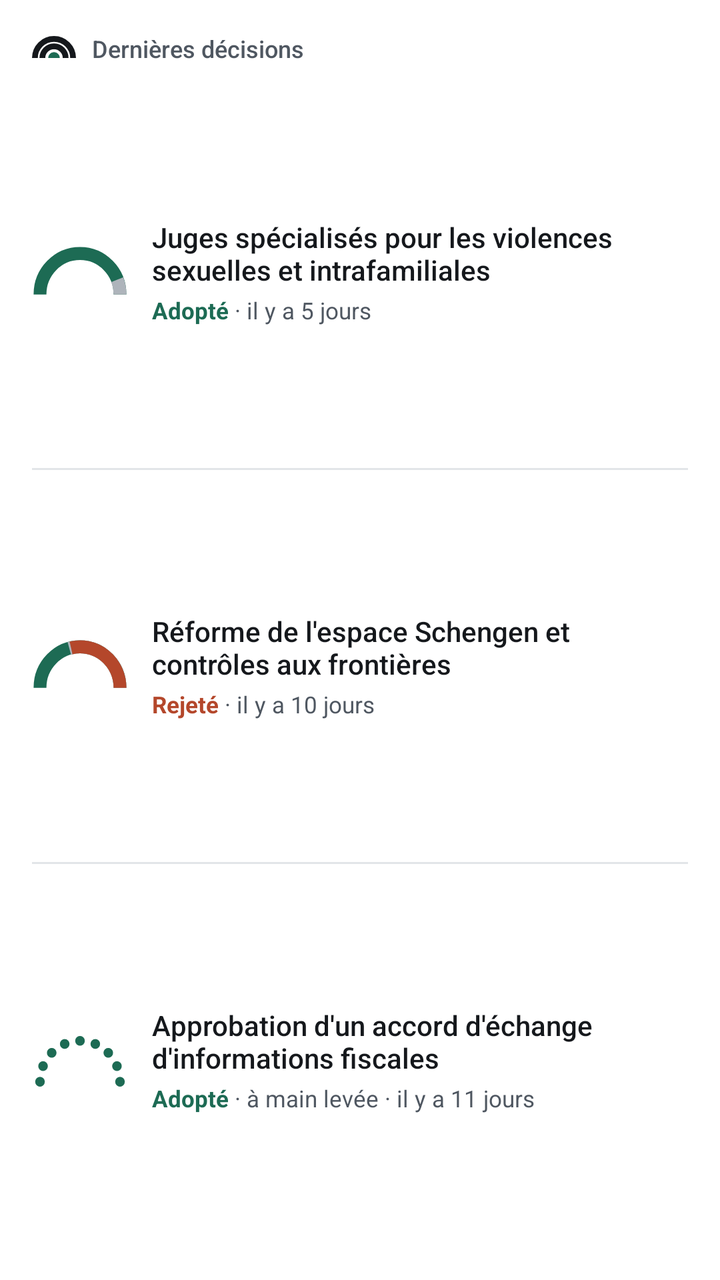
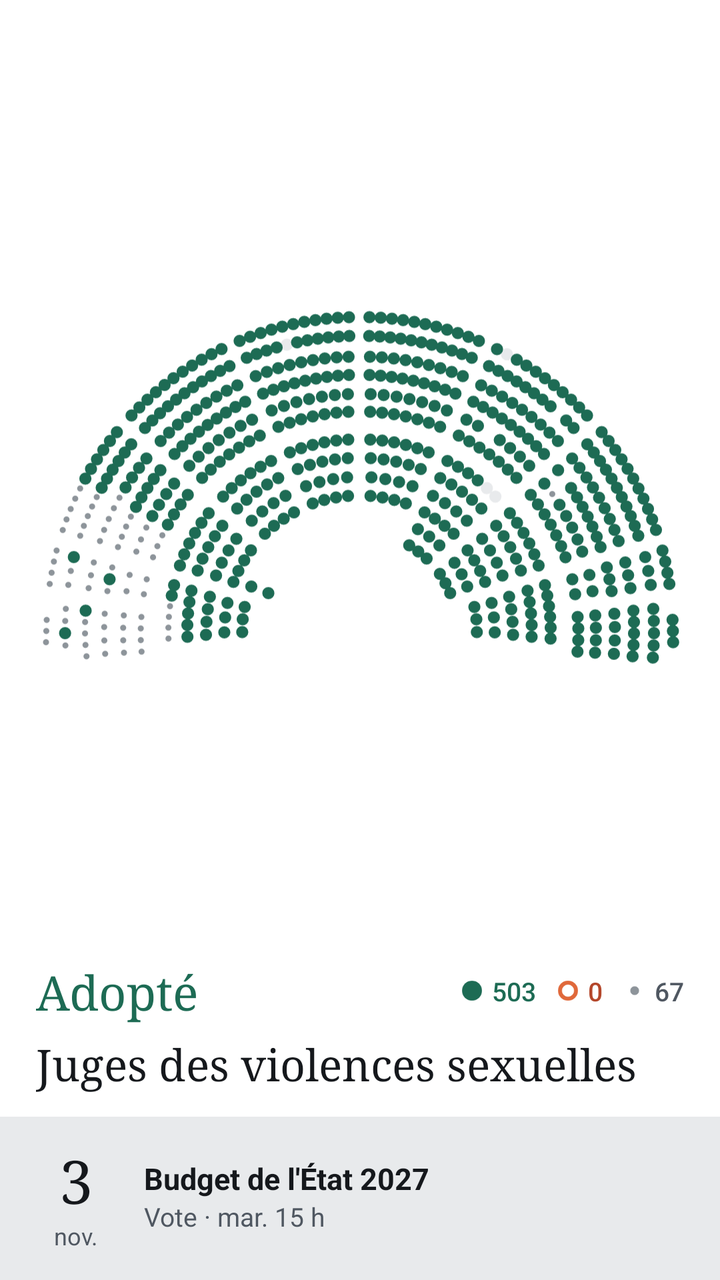

An Android layout rendered at two revisions. The XML below is the earlier revision; the diff shows what the commit changed to produce the second picture.
<!-- AndroidManifest.xml: fallback theme Theme.MaterialComponents.DayNight.NoActionBar -->
<!-- res/layout/decision_widget_large_preview.xml -->
<?xml version="1.0" encoding="utf-8"?>
<LinearLayout xmlns:android="http://schemas.android.com/apk/res/android"
    android:layout_width="match_parent"
    android:layout_height="match_parent"
    android:background="@drawable/decision_widget_preview_background"
    android:orientation="vertical"
    android:paddingHorizontal="16dp"
    android:paddingTop="16dp"
    android:paddingBottom="12dp">

    <LinearLayout
        android:layout_width="wrap_content"
        android:layout_height="wrap_content"
        android:layout_marginBottom="6dp"
        android:gravity="center_vertical"
        android:orientation="horizontal">

        
        <FrameLayout
            android:layout_width="22dp"
            android:layout_height="12dp"
            android:importantForAccessibility="no">

            <ImageView
                android:layout_width="match_parent"
                android:layout_height="match_parent"
                android:src="@drawable/ic_perchoir_arcs"
                android:tint="@color/decision_widget_primary" />

            <ImageView
                android:layout_width="match_parent"
                android:layout_height="match_parent"
                android:src="@drawable/ic_perchoir_seat"
                android:tint="@color/decision_widget_pour" />
        </FrameLayout>

        <TextView
            android:layout_width="wrap_content"
            android:layout_height="wrap_content"
            android:layout_marginStart="8dp"
            android:fontFamily="sans-serif-medium"
            android:text="Dernières décisions"
            android:textColor="@color/decision_widget_secondary"
            android:textSize="12sp" />
    </LinearLayout>

    <LinearLayout
        android:layout_width="match_parent"
        android:layout_height="0dp"
        android:layout_weight="1"
        android:gravity="center_vertical"
        android:orientation="horizontal">

        <ImageView
            android:layout_width="48dp"
            android:layout_height="27dp"
            android:importantForAccessibility="no"
            android:scaleType="fitXY"
            android:src="@drawable/decision_widget_preview_arc_adopte" />

        <LinearLayout
            android:layout_width="0dp"
            android:layout_height="wrap_content"
            android:layout_marginStart="12dp"
            android:layout_weight="1"
            android:orientation="vertical">

            <TextView
                android:layout_width="match_parent"
                android:layout_height="wrap_content"
                android:ellipsize="end"
                android:fontFamily="sans-serif-medium"
                android:maxLines="2"
                android:text="Juges spécialisés pour les violences sexuelles et intrafamiliales"
                android:textColor="@color/decision_widget_primary"
                android:textSize="14sp" />

            <LinearLayout
                android:layout_width="wrap_content"
                android:layout_height="wrap_content"
                android:layout_marginTop="3dp"
                android:orientation="horizontal">

                <TextView
                    android:layout_width="wrap_content"
                    android:layout_height="wrap_content"
                    android:text="Adopté"
                    android:textColor="@color/decision_widget_pour"
                    android:textSize="11.5sp"
                    android:textStyle="bold" />

                <TextView
                    android:layout_width="wrap_content"
                    android:layout_height="wrap_content"
                    android:maxLines="1"
                    android:text=" · il y a 5 jours"
                    android:textColor="@color/decision_widget_secondary"
                    android:textSize="11.5sp" />
            </LinearLayout>
        </LinearLayout>
    </LinearLayout>

    <ImageView
        android:layout_width="match_parent"
        android:layout_height="1dp"
        android:background="@color/decision_widget_rule"
        android:importantForAccessibility="no" />

    <LinearLayout
        android:layout_width="match_parent"
        android:layout_height="0dp"
        android:layout_weight="1"
        android:gravity="center_vertical"
        android:orientation="horizontal">

        <ImageView
            android:layout_width="48dp"
            android:layout_height="27dp"
            android:importantForAccessibility="no"
            android:scaleType="fitXY"
            android:src="@drawable/decision_widget_preview_arc_rejete" />

        <LinearLayout
            android:layout_width="0dp"
            android:layout_height="wrap_content"
            android:layout_marginStart="12dp"
            android:layout_weight="1"
            android:orientation="vertical">

            <TextView
                android:layout_width="match_parent"
                android:layout_height="wrap_content"
                android:ellipsize="end"
                android:fontFamily="sans-serif-medium"
                android:maxLines="2"
                android:text="Réforme de l'espace Schengen et contrôles aux frontières"
                android:textColor="@color/decision_widget_primary"
                android:textSize="14sp" />

            <LinearLayout
                android:layout_width="wrap_content"
                android:layout_height="wrap_content"
                android:layout_marginTop="3dp"
                android:orientation="horizontal">

                <TextView
                    android:layout_width="wrap_content"
                    android:layout_height="wrap_content"
                    android:text="Rejeté"
                    android:textColor="@color/decision_widget_contre"
                    android:textSize="11.5sp"
                    android:textStyle="bold" />

                <TextView
                    android:layout_width="wrap_content"
                    android:layout_height="wrap_content"
                    android:maxLines="1"
                    android:text=" · il y a 10 jours"
                    android:textColor="@color/decision_widget_secondary"
                    android:textSize="11.5sp" />
            </LinearLayout>
        </LinearLayout>
    </LinearLayout>

    <ImageView
        android:layout_width="match_parent"
        android:layout_height="1dp"
        android:background="@color/decision_widget_rule"
        android:importantForAccessibility="no" />

    <LinearLayout
        android:layout_width="match_parent"
        android:layout_height="0dp"
        android:layout_weight="1"
        android:gravity="center_vertical"
        android:orientation="horizontal">

        <ImageView
            android:layout_width="48dp"
            android:layout_height="27dp"
            android:importantForAccessibility="no"
            android:scaleType="fitXY"
            android:src="@drawable/decision_widget_preview_arc_main_levee" />

        <LinearLayout
            android:layout_width="0dp"
            android:layout_height="wrap_content"
            android:layout_marginStart="12dp"
            android:layout_weight="1"
            android:orientation="vertical">

            <TextView
                android:layout_width="match_parent"
                android:layout_height="wrap_content"
                android:ellipsize="end"
                android:fontFamily="sans-serif-medium"
                android:maxLines="2"
                android:text="Approbation d'un accord d'échange d'informations fiscales"
                android:textColor="@color/decision_widget_primary"
                android:textSize="14sp" />

            <LinearLayout
                android:layout_width="wrap_content"
                android:layout_height="wrap_content"
                android:layout_marginTop="3dp"
                android:orientation="horizontal">

                <TextView
                    android:layout_width="wrap_content"
                    android:layout_height="wrap_content"
                    android:text="Adopté"
                    android:textColor="@color/decision_widget_pour"
                    android:textSize="11.5sp"
                    android:textStyle="bold" />

                <TextView
                    android:layout_width="wrap_content"
                    android:layout_height="wrap_content"
                    android:maxLines="1"
                    android:text=" · à main levée · il y a 11 jours"
                    android:textColor="@color/decision_widget_secondary"
                    android:textSize="11.5sp" />
            </LinearLayout>
        </LinearLayout>
    </LinearLayout>
</LinearLayout>
<!-- resources referenced by this layout -->
<resources>
  <color name="decision_widget_contre">#FFB4472B</color>
  <color name="decision_widget_pour">#FF1D6B54</color>
  <color name="decision_widget_primary">#FF15181C</color>
  <color name="decision_widget_rule">#FFE2E5E8</color>
  <color name="decision_widget_secondary">#FF4F5761</color>
  <!-- drawable decision_widget_preview_arc_adopte (drawable) -->
  <?xml version="1.0" encoding="utf-8"?>
  <vector xmlns:android="http://schemas.android.com/apk/res/android"
      android:width="120dp"
      android:height="66dp"
      android:viewportWidth="120"
      android:viewportHeight="66">
      <path
          android:pathData="M10.00,60.00 A50,50 0 0,1 110.00,60.00"
          android:strokeColor="@color/decision_widget_pour"
          android:strokeWidth="16" />
      <path
          android:pathData="M106.63,41.95 A50,50 0 0,1 110.00,60.00"
          android:strokeColor="@color/decision_widget_abstention"
          android:strokeWidth="16" />
  </vector>
  <!-- drawable decision_widget_preview_arc_main_levee (drawable) -->
  <?xml version="1.0" encoding="utf-8"?>
  <vector xmlns:android="http://schemas.android.com/apk/res/android"
      android:width="120dp"
      android:height="66dp"
      android:viewportWidth="120"
      android:viewportHeight="66">
      <path
          android:fillColor="@color/decision_widget_pour"
          android:pathData="M4.00,60.00a6,6 0,1 0,12,0a6,6 0,1 0,-12,0zM7.81,40.87a6,6 0,1 0,12,0a6,6 0,1 0,-12,0zM18.64,24.64a6,6 0,1 0,12,0a6,6 0,1 0,-12,0zM34.87,13.81a6,6 0,1 0,12,0a6,6 0,1 0,-12,0zM54.00,10.00a6,6 0,1 0,12,0a6,6 0,1 0,-12,0zM73.13,13.81a6,6 0,1 0,12,0a6,6 0,1 0,-12,0zM89.36,24.64a6,6 0,1 0,12,0a6,6 0,1 0,-12,0zM100.19,40.87a6,6 0,1 0,12,0a6,6 0,1 0,-12,0zM104.00,60.00a6,6 0,1 0,12,0a6,6 0,1 0,-12,0z" />
  </vector>
  <!-- drawable decision_widget_preview_arc_rejete (drawable) -->
  <?xml version="1.0" encoding="utf-8"?>
  <vector xmlns:android="http://schemas.android.com/apk/res/android"
      android:width="120dp"
      android:height="66dp"
      android:viewportWidth="120"
      android:viewportHeight="66">
      <path
          android:pathData="M10.00,60.00 A50,50 0 0,1 110.00,60.00"
          android:strokeColor="@color/decision_widget_pour"
          android:strokeWidth="16" />
      <path
          android:pathData="M46.62,11.82 A50,50 0 0,1 110.00,60.00"
          android:strokeColor="@color/decision_widget_abstention"
          android:strokeWidth="16" />
      <path
          android:pathData="M48.81,11.27 A50,50 0 0,1 110.00,60.00"
          android:strokeColor="@color/decision_widget_contre"
          android:strokeWidth="16" />
  </vector>
  <!-- drawable ic_perchoir_arcs (drawable) -->
  <?xml version="1.0" encoding="utf-8"?>
  <vector xmlns:android="http://schemas.android.com/apk/res/android"
      android:width="22dp"
      android:height="12dp"
      android:viewportWidth="106"
      android:viewportHeight="58">
      <group
          android:translateX="-7"
          android:translateY="-33">
          <path
              android:pathData="M14,86 A46,46 0 0,1 106,86"
              android:strokeColor="#FF15181C"
              android:strokeLineCap="butt"
              android:strokeWidth="14" />
          <path
              android:pathData="M32,86 A28,28 0 0,1 88,86"
              android:strokeColor="#FF15181C"
              android:strokeLineCap="butt"
              android:strokeWidth="14" />
      </group>
  </vector>
  <!-- drawable ic_perchoir_seat (drawable) -->
  <?xml version="1.0" encoding="utf-8"?>
  <vector xmlns:android="http://schemas.android.com/apk/res/android"
      android:width="22dp"
      android:height="12dp"
      android:viewportWidth="106"
      android:viewportHeight="58">
      <group
          android:translateX="-7"
          android:translateY="-33">
          <path
              android:fillColor="#FF1D6B54"
              android:pathData="M46,86 A14,14 0 0,1 74,86 Z" />
      </group>
  </vector>
  <color name="decision_widget_abstention">#FFAEB4BB</color>
  <color name="decision_widget_background">#FFFFFFFF</color>
  <!-- unchanged entries left out for length: 1 -->
</resources>

<!-- the commit's change to res/layout/decision_widget_large_preview.xml (unified diff, before → after) -->
@@ -3,224 +3,153 @@
     android:layout_width="match_parent"
     android:layout_height="match_parent"
     android:background="@drawable/decision_widget_preview_background"
-    android:orientation="vertical"
-    android:paddingHorizontal="16dp"
-    android:paddingTop="16dp"
-    android:paddingBottom="12dp">
-
-    <LinearLayout
-        android:layout_width="wrap_content"
-        android:layout_height="wrap_content"
-        android:layout_marginBottom="6dp"
-        android:gravity="center_vertical"
-        android:orientation="horizontal">
-
-        
-        <FrameLayout
-            android:layout_width="22dp"
-            android:layout_height="12dp"
-            android:importantForAccessibility="no">
-
-            <ImageView
-                android:layout_width="match_parent"
-                android:layout_height="match_parent"
-                android:src="@drawable/ic_perchoir_arcs"
-                android:tint="@color/decision_widget_primary" />
-
-            <ImageView
-                android:layout_width="match_parent"
-                android:layout_height="match_parent"
-                android:src="@drawable/ic_perchoir_seat"
-                android:tint="@color/decision_widget_pour" />
-        </FrameLayout>
-
-        <TextView
-            android:layout_width="wrap_content"
-            android:layout_height="wrap_content"
-            android:layout_marginStart="8dp"
-            android:fontFamily="sans-serif-medium"
-            android:text="Dernières décisions"
-            android:textColor="@color/decision_widget_secondary"
-            android:textSize="12sp" />
-    </LinearLayout>
+    android:orientation="vertical">
 
     <LinearLayout
         android:layout_width="match_parent"
         android:layout_height="0dp"
         android:layout_weight="1"
-        android:gravity="center_vertical"
-        android:orientation="horizontal">
+        android:orientation="vertical"
+        android:paddingHorizontal="18dp"
+        android:paddingTop="18dp"
+        android:paddingBottom="12dp">
 
         <ImageView
-            android:layout_width="48dp"
-            android:layout_height="27dp"
+            android:layout_width="match_parent"
+            android:layout_height="0dp"
+            android:layout_weight="1"
+            android:adjustViewBounds="true"
             android:importantForAccessibility="no"
-            android:scaleType="fitXY"
-            android:src="@drawable/decision_widget_preview_arc_adopte" />
+            android:scaleType="fitCenter"
+            android:src="@drawable/decision_widget_preview_hemicycle" />
 
         <LinearLayout
-            android:layout_width="0dp"
+            android:layout_width="match_parent"
             android:layout_height="wrap_content"
-            android:layout_marginStart="12dp"
-            android:layout_weight="1"
-            android:orientation="vertical">
+            android:layout_marginTop="10dp"
+            android:gravity="center_vertical"
+            android:orientation="horizontal">
 
             <TextView
-                android:layout_width="match_parent"
+                android:layout_width="0dp"
                 android:layout_height="wrap_content"
-                android:ellipsize="end"
-                android:fontFamily="sans-serif-medium"
-                android:maxLines="2"
-                android:text="Juges spécialisés pour les violences sexuelles et intrafamiliales"
-                android:textColor="@color/decision_widget_primary"
-                android:textSize="14sp" />
+                android:layout_weight="1"
+                android:fontFamily="serif"
+                android:text="Adopté"
+                android:textColor="@color/decision_widget_pour"
+                android:textSize="24sp" />
 
             <LinearLayout
                 android:layout_width="wrap_content"
                 android:layout_height="wrap_content"
-                android:layout_marginTop="3dp"
+                android:gravity="center_vertical"
+                android:importantForAccessibility="no"
                 android:orientation="horizontal">
 
                 <TextView
                     android:layout_width="wrap_content"
                     android:layout_height="wrap_content"
-                    android:text="Adopté"
+                    android:drawableStart="@drawable/widget_glyph_pour"
+                    android:drawablePadding="4dp"
+                    android:drawableTint="@color/decision_widget_vote_pour"
+                    android:fontFamily="sans-serif-medium"
+                    android:text="503"
                     android:textColor="@color/decision_widget_pour"
-                    android:textSize="11.5sp"
-                    android:textStyle="bold" />
+                    android:textSize="13sp" />
 
                 <TextView
                     android:layout_width="wrap_content"
                     android:layout_height="wrap_content"
-                    android:maxLines="1"
-                    android:text=" · il y a 5 jours"
+                    android:layout_marginStart="10dp"
+                    android:drawableStart="@drawable/widget_glyph_contre"
+                    android:drawablePadding="4dp"
+                    android:drawableTint="@color/decision_widget_vote_contre"
+                    android:fontFamily="sans-serif-medium"
+                    android:text="0"
+                    android:textColor="@color/decision_widget_contre"
+                    android:textSize="13sp" />
+
+                <TextView
+                    android:layout_width="wrap_content"
+                    android:layout_height="wrap_content"
+                    android:layout_marginStart="10dp"
+                    android:drawableStart="@drawable/widget_glyph_abstention"
+                    android:drawablePadding="4dp"
+                    android:drawableTint="@color/decision_widget_vote_abstention"
+                    android:fontFamily="sans-serif-medium"
+                    android:text="67"
                     android:textColor="@color/decision_widget_secondary"
-                    android:textSize="11.5sp" />
+                    android:textSize="13sp" />
             </LinearLayout>
         </LinearLayout>
+
+        <TextView
+            android:layout_width="match_parent"
+            android:layout_height="wrap_content"
+            android:layout_marginTop="6dp"
+            android:ellipsize="end"
+            android:fontFamily="serif"
+            android:maxLines="2"
+            android:text="Juges des violences sexuelles"
+            android:textColor="@color/decision_widget_primary"
+            android:textSize="22sp" />
     </LinearLayout>
-
-    <ImageView
-        android:layout_width="match_parent"
-        android:layout_height="1dp"
-        android:background="@color/decision_widget_rule"
-        android:importantForAccessibility="no" />
 
     <LinearLayout
         android:layout_width="match_parent"
-        android:layout_height="0dp"
-        android:layout_weight="1"
+        android:layout_height="wrap_content"
+        android:background="@color/decision_widget_raised"
         android:gravity="center_vertical"
-        android:orientation="horizontal">
+        android:orientation="horizontal"
+        android:paddingHorizontal="18dp"
+        android:paddingTop="12dp"
+        android:paddingBottom="14dp">
 
-        <ImageView
-            android:layout_width="48dp"
-            android:layout_height="27dp"
-            android:importantForAccessibility="no"
-            android:scaleType="fitXY"
-            android:src="@drawable/decision_widget_preview_arc_rejete" />
+        <LinearLayout
+            android:layout_width="40dp"
+            android:layout_height="wrap_content"
+            android:gravity="center_horizontal"
+            android:orientation="vertical">
+
+            <TextView
+                android:layout_width="wrap_content"
+                android:layout_height="wrap_content"
+                android:fontFamily="serif"
+                android:text="3"
+                android:textColor="@color/decision_widget_primary"
+                android:textSize="30sp" />
+
+            <TextView
+                android:layout_width="wrap_content"
+                android:layout_height="wrap_content"
+                android:text="nov."
+                android:textColor="@color/decision_widget_secondary"
+                android:textSize="12sp" />
+        </LinearLayout>
 
         <LinearLayout
             android:layout_width="0dp"
             android:layout_height="wrap_content"
-            android:layout_marginStart="12dp"
+            android:layout_marginStart="14dp"
             android:layout_weight="1"
             android:orientation="vertical">
 
             <TextView
-                android:layout_width="match_parent"
-                android:layout_height="wrap_content"
-                android:ellipsize="end"
-                android:fontFamily="sans-serif-medium"
-                android:maxLines="2"
-                android:text="Réforme de l'espace Schengen et contrôles aux frontières"
-                android:textColor="@color/decision_widget_primary"
-                android:textSize="14sp" />
-
-            <LinearLayout
                 android:layout_width="wrap_content"
                 android:layout_height="wrap_content"
-                android:layout_marginTop="3dp"
-                android:orientation="horizontal">
-
-                <TextView
-                    android:layout_width="wrap_content"
-                    android:layout_height="wrap_content"
-                    android:text="Rejeté"
-                    android:textColor="@color/decision_widget_contre"
-                    android:textSize="11.5sp"
-                    android:textStyle="bold" />
-
-                <TextView
-                    android:layout_width="wrap_content"
-                    android:layout_height="wrap_content"
-                    android:maxLines="1"
-                    android:text=" · il y a 10 jours"
-                    android:textColor="@color/decision_widget_secondary"
-                    android:textSize="11.5sp" />
-            </LinearLayout>
-        </LinearLayout>
-    </LinearLayout>
-
-    <ImageView
-        android:layout_width="match_parent"
-        android:layout_height="1dp"
-        android:background="@color/decision_widget_rule"
-        android:importantForAccessibility="no" />
-
-    <LinearLayout
-        android:layout_width="match_parent"
-        android:layout_height="0dp"
-        android:layout_weight="1"
-        android:gravity="center_vertical"
-        android:orientation="horizontal">
-
-        <ImageView
-            android:layout_width="48dp"
-            android:layout_height="27dp"
-            android:importantForAccessibility="no"
-            android:scaleType="fitXY"
-            android:src="@drawable/decision_widget_preview_arc_main_levee" />
-
-        <LinearLayout
-            android:layout_width="0dp"
-            android:layout_height="wrap_content"
-            android:layout_marginStart="12dp"
-            android:layout_weight="1"
-            android:orientation="vertical">
+                android:fontFamily="sans-serif"
+                android:maxLines="1"
+                android:text="Budget de l\'État 2027"
+                android:textColor="@color/decision_widget_primary"
+                android:textSize="15sp"
+                android:textStyle="bold" />
 
             <TextView
-                android:layout_width="match_parent"
-                android:layout_height="wrap_content"
-                android:ellipsize="end"
-                android:fontFamily="sans-serif-medium"
-                android:maxLines="2"
-                android:text="Approbation d'un accord d'échange d'informations fiscales"
-                android:textColor="@color/decision_widget_primary"
-                android:textSize="14sp" />
-
-            <LinearLayout
                 android:layout_width="wrap_content"
                 android:layout_height="wrap_content"
-                android:layout_marginTop="3dp"
-                android:orientation="horizontal">
-
-                <TextView
-                    android:layout_width="wrap_content"
-                    android:layout_height="wrap_content"
-                    android:text="Adopté"
-                    android:textColor="@color/decision_widget_pour"
-                    android:textSize="11.5sp"
-                    android:textStyle="bold" />
-
-                <TextView
-                    android:layout_width="wrap_content"
-                    android:layout_height="wrap_content"
-                    android:maxLines="1"
-                    android:text=" · à main levée · il y a 11 jours"
-                    android:textColor="@color/decision_widget_secondary"
-                    android:textSize="11.5sp" />
-            </LinearLayout>
+                android:text="Vote · mar. 15 h"
+                android:textColor="@color/decision_widget_secondary"
+                android:textSize="13sp" />
         </LinearLayout>
     </LinearLayout>
 </LinearLayout>
<!-- resource entries referenced after the edit -->
@@ -3,93 +3,39 @@
   <color name="decision_widget_contre">#FFB4472B</color>
   <color name="decision_widget_pour">#FF1D6B54</color>
   <color name="decision_widget_primary">#FF15181C</color>
-  <color name="decision_widget_rule">#FFE2E5E8</color>
+  <color name="decision_widget_raised">#FFE8EAEC</color>
   <color name="decision_widget_secondary">#FF4F5761</color>
-  <!-- drawable decision_widget_preview_arc_adopte (drawable) -->
+  <color name="decision_widget_vote_abstention">#FF8D949A</color>
+  <color name="decision_widget_vote_contre">#FFE0683A</color>
+  <color name="decision_widget_vote_pour">#FF1D6B54</color>
+  <!-- drawable decision_widget_preview_hemicycle: vector/xml drawable (drawable, 34006 chars, omitted) -->
+  <!-- drawable widget_glyph_abstention (drawable) -->
   <?xml version="1.0" encoding="utf-8"?>
   <vector xmlns:android="http://schemas.android.com/apk/res/android"
-      android:width="120dp"
-      android:height="66dp"
-      android:viewportWidth="120"
-      android:viewportHeight="66">
-      <path
-          android:pathData="M10.00,60.00 A50,50 0 0,1 110.00,60.00"
-          android:strokeColor="@color/decision_widget_pour"
-          android:strokeWidth="16" />
-      <path
-          android:pathData="M106.63,41.95 A50,50 0 0,1 110.00,60.00"
-          android:strokeColor="@color/decision_widget_abstention"
-          android:strokeWidth="16" />
+      android:width="12dp"
+      android:height="12dp"
+      android:viewportWidth="12"
+      android:viewportHeight="12">
+      <path android:fillColor="#FFFFFFFF" android:pathData="M3.8,6 a2.2,2.2 0 1,0 4.4,0 a2.2,2.2 0 1,0 -4.4,0" />
   </vector>
-  <!-- drawable decision_widget_preview_arc_main_levee (drawable) -->
+  <!-- drawable widget_glyph_contre (drawable) -->
   <?xml version="1.0" encoding="utf-8"?>
   <vector xmlns:android="http://schemas.android.com/apk/res/android"
-      android:width="120dp"
-      android:height="66dp"
-      android:viewportWidth="120"
-      android:viewportHeight="66">
-      <path
-          android:fillColor="@color/decision_widget_pour"
-          android:pathData="M4.00,60.00a6,6 0,1 0,12,0a6,6 0,1 0,-12,0zM7.81,40.87a6,6 0,1 0,12,0a6,6 0,1 0,-12,0zM18.64,24.64a6,6 0,1 0,12,0a6,6 0,1 0,-12,0zM34.87,13.81a6,6 0,1 0,12,0a6,6 0,1 0,-12,0zM54.00,10.00a6,6 0,1 0,12,0a6,6 0,1 0,-12,0zM73.13,13.81a6,6 0,1 0,12,0a6,6 0,1 0,-12,0zM89.36,24.64a6,6 0,1 0,12,0a6,6 0,1 0,-12,0zM100.19,40.87a6,6 0,1 0,12,0a6,6 0,1 0,-12,0zM104.00,60.00a6,6 0,1 0,12,0a6,6 0,1 0,-12,0z" />
+      android:width="12dp"
+      android:height="12dp"
+      android:viewportWidth="12"
+      android:viewportHeight="12">
+      <path android:strokeColor="#FFFFFFFF" android:strokeWidth="2" android:pathData="M2,6 a4,4 0 1,0 8,0 a4,4 0 1,0 -8,0" />
   </vector>
-  <!-- drawable decision_widget_preview_arc_rejete (drawable) -->
+  <!-- drawable widget_glyph_pour (drawable) -->
   <?xml version="1.0" encoding="utf-8"?>
   <vector xmlns:android="http://schemas.android.com/apk/res/android"
-      android:width="120dp"
-      android:height="66dp"
-      android:viewportWidth="120"
-      android:viewportHeight="66">
-      <path
-          android:pathData="M10.00,60.00 A50,50 0 0,1 110.00,60.00"
-          android:strokeColor="@color/decision_widget_pour"
-          android:strokeWidth="16" />
-      <path
-          android:pathData="M46.62,11.82 A50,50 0 0,1 110.00,60.00"
-          android:strokeColor="@color/decision_widget_abstention"
-          android:strokeWidth="16" />
-      <path
-          android:pathData="M48.81,11.27 A50,50 0 0,1 110.00,60.00"
-          android:strokeColor="@color/decision_widget_contre"
-          android:strokeWidth="16" />
+      android:width="12dp"
+      android:height="12dp"
+      android:viewportWidth="12"
+      android:viewportHeight="12">
+      <path android:fillColor="#FFFFFFFF" android:pathData="M1,6 a5,5 0 1,0 10,0 a5,5 0 1,0 -10,0" />
   </vector>
-  <!-- drawable ic_perchoir_arcs (drawable) -->
-  <?xml version="1.0" encoding="utf-8"?>
-  <vector xmlns:android="http://schemas.android.com/apk/res/android"
-      android:width="22dp"
-      android:height="12dp"
-      android:viewportWidth="106"
-      android:viewportHeight="58">
-      <group
-          android:translateX="-7"
-          android:translateY="-33">
-          <path
-              android:pathData="M14,86 A46,46 0 0,1 106,86"
-              android:strokeColor="#FF15181C"
-              android:strokeLineCap="butt"
-              android:strokeWidth="14" />
-          <path
-              android:pathData="M32,86 A28,28 0 0,1 88,86"
-              android:strokeColor="#FF15181C"
-              android:strokeLineCap="butt"
-              android:strokeWidth="14" />
-      </group>
-  </vector>
-  <!-- drawable ic_perchoir_seat (drawable) -->
-  <?xml version="1.0" encoding="utf-8"?>
-  <vector xmlns:android="http://schemas.android.com/apk/res/android"
-      android:width="22dp"
-      android:height="12dp"
-      android:viewportWidth="106"
-      android:viewportHeight="58">
-      <group
-          android:translateX="-7"
-          android:translateY="-33">
-          <path
-              android:fillColor="#FF1D6B54"
-              android:pathData="M46,86 A14,14 0 0,1 74,86 Z" />
-      </group>
-  </vector>
-  <color name="decision_widget_abstention">#FFAEB4BB</color>
   <color name="decision_widget_background">#FFFFFFFF</color>
   <!-- unchanged entries left out for length: 1 -->
 </resources>
